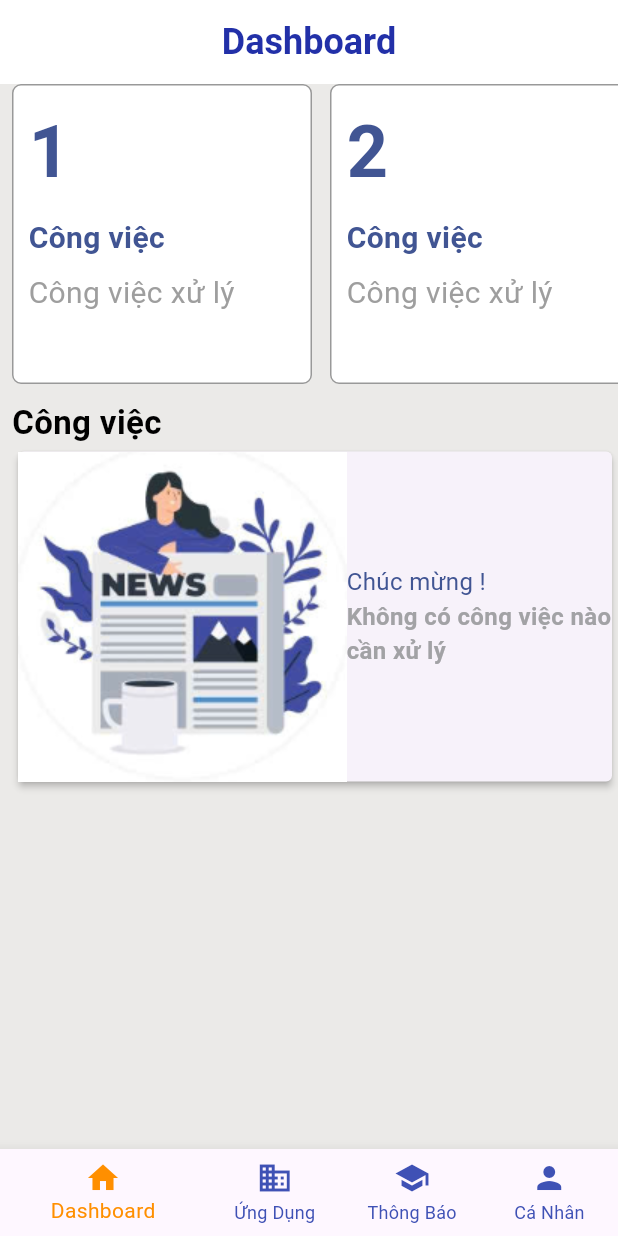
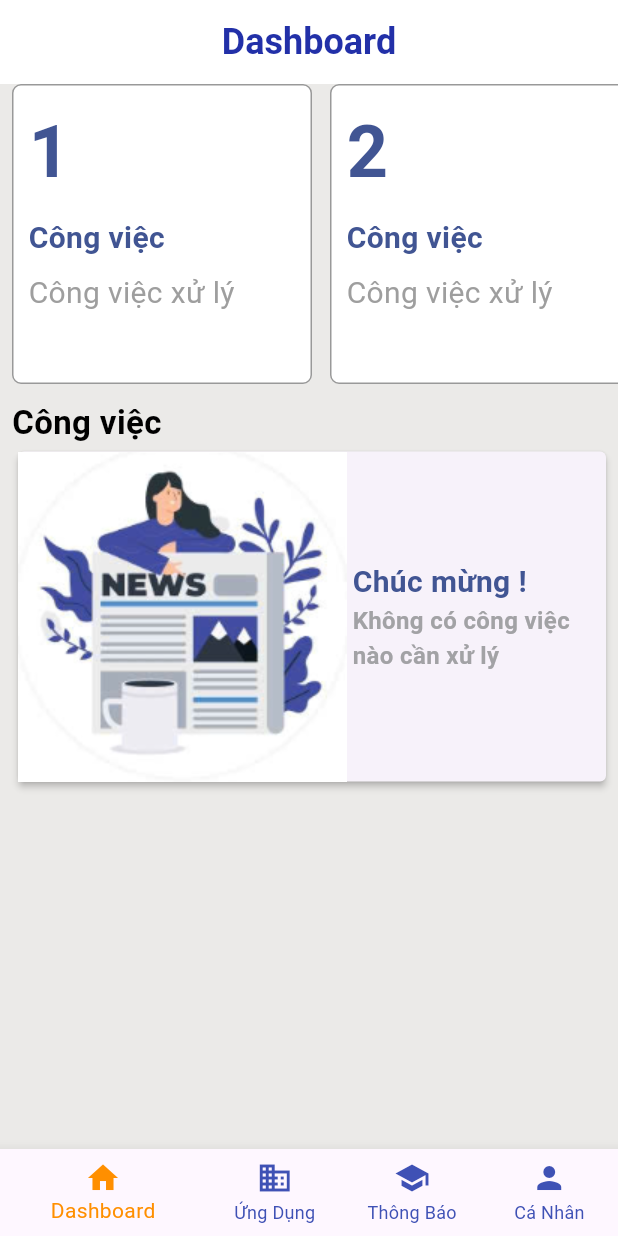
Before and after one commit to tqdaoinfo108/wayos_clone, a Flutter app: the screen it shows after launch, on a phone screen of 412 x 824 dp. Run offline on Flutter 3.47's test engine with Material 3 defaults, Android fonts, the phone set to English and light mode, and no system bars; our stand-ins replace flutter_svg, get_storage, loading_animation_widget; Roboto replaces fonts that are missing (Plus Jakarta).

Commit message:
Feat: Css task of dashboard

```diff
--- a/lib/components/home/dashboard/task-dashboard.dart
+++ b/lib/components/home/dashboard/task-dashboard.dart
@@ -2,50 +2,63 @@ import 'package:flutter/cupertino.dart';
 import 'package:flutter/material.dart';
 import 'package:wayos_clone/utils/constants.dart';
 
-class TaskDashboardComponent extends StatelessWidget{
+class TaskDashboardComponent extends StatelessWidget {
   @override
   Widget build(BuildContext context) {
     return Center(
-          child:  Column(
-            children: [
+        child: Column(children: [
       Row(
         children: [
-                  Text("Công việc",style: TextStyle(fontSize: 22,fontWeight: FontWeight.w600, color: Colors.black)),
+          Text("Công việc",
+              style: TextStyle(
+                  fontSize: 22,
+                  fontWeight: FontWeight.w600,
+                  color: Colors.black)),
         ],
       ),
-              Row(
+      Padding(
+        padding: EdgeInsets.only(right: 4),
+        child: Row(
           children: [
             Expanded(
-                    child:Card(
+              child: Card(
                   elevation: 2,
                   shape: RoundedRectangleBorder(
-                        borderRadius: BorderRadius.circular(4)
+                      borderRadius: BorderRadius.circular(4)),
+                  child: Row(
+                    children: [
+                      const Image(
+                          image:
+                              AssetImage('assets/images/news-dashboard.png')),
+                      Expanded(
+                          child: Padding(
+                        padding: EdgeInsets.all(4),
+                        child: Column(
+                          mainAxisAlignment: MainAxisAlignment.start,
+                          crossAxisAlignment: CrossAxisAlignment.stretch,
+                          children: [
+                            Text(
+                              "Chúc mừng !",
+                              style: TextStyle(
+                                  fontSize: 20,
+                                  fontWeight: FontWeight.w600,
+                                  color: primaryMaterialColor.shade900),
                             ),
-                      child:Row(
-                        children: [
-                         const Image(image: AssetImage('assets/images/news-dashboard.png')),
-                          Expanded(child: Column(
-                            mainAxisAlignment: MainAxisAlignment.start,
-                            crossAxisAlignment:CrossAxisAlignment.stretch ,
-                            children: [
-                              Text("Chúc mừng !",style: TextStyle(
-                                fontSize: 16,
-                                color: primaryMaterialColor.shade900
-                              ),),
-                              Text("Không có công việc nào cần xử lý",
+                            Text(
+                              "Không có công việc nào cần xử lý",
                               style: TextStyle(
                                 fontSize: 16,
-                                  fontWeight: FontWeight.w600
+                                fontWeight: FontWeight.w600,
                               ),
                             )
                           ],
+                        ),
                       ))
                     ],
-                      )
-                    ),
+                  )),
             )
           ],
-
+        ),
       )
     ]));
   }
```
Lines whose indentation alone changed are shown as unchanged.
